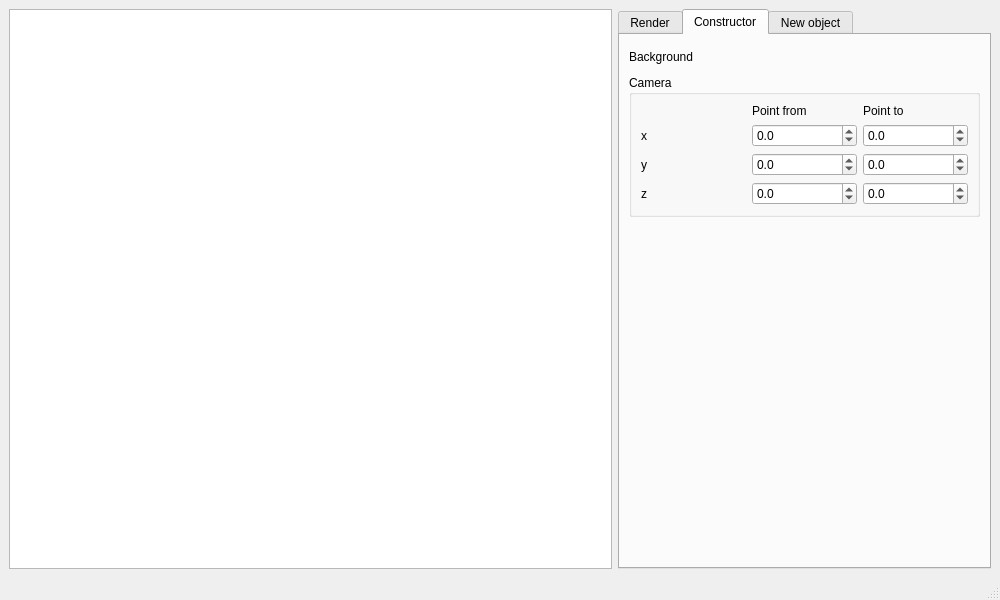
First picture: the form in src/mainwindow.ui, repository denzhkko/bmstu_iu7_cgcp, before the edit.
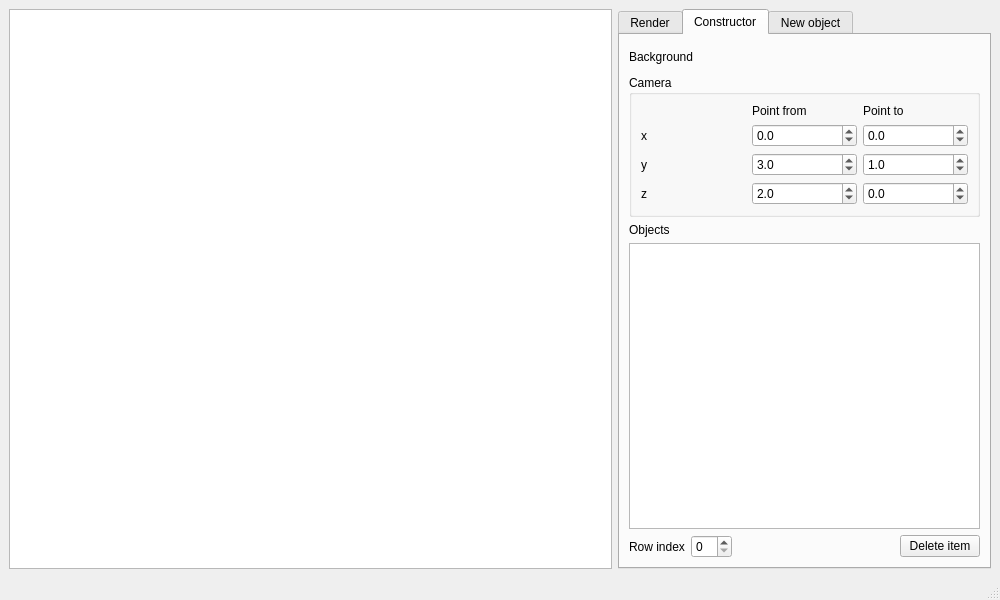
Second picture: the form after the edit. The open tabs and pages were chosen to show the change. Custom widgets are drawn as their Qt base class.

Commit message: list of world items added

```diff
--- a/src/mainwindow.ui
+++ b/src/mainwindow.ui
@@ -217,6 +217,9 @@
              <property name="maximum">
               <double>1000.000000000000000</double>
              </property>
+             <property name="value">
+              <double>3.000000000000000</double>
+             </property>
             </widget>
            </item>
            <item row="2" column="2">
@@ -230,6 +233,9 @@
              <property name="maximum">
               <double>1000.000000000000000</double>
              </property>
+             <property name="value">
+              <double>1.000000000000000</double>
+             </property>
             </widget>
            </item>
            <item row="3" column="0">
@@ -250,6 +256,9 @@
              <property name="maximum">
               <double>1000.000000000000000</double>
              </property>
+             <property name="value">
+              <double>2.000000000000000</double>
+             </property>
             </widget>
            </item>
            <item row="3" column="2">
@@ -269,17 +278,48 @@
          </widget>
         </item>
         <item>
-         <spacer name="verticalSpacer_2">
-          <property name="orientation">
-           <enum>Qt::Vertical</enum>
+         <widget class="QLabel" name="label_15">
+          <property name="text">
+           <string>Objects</string>
           </property>
-          <property name="sizeHint" stdset="0">
-           <size>
-            <width>20</width>
-            <height>40</height>
-           </size>
-          </property>
-         </spacer>
+         </widget>
+        </item>
+        <item>
+         <widget class="QListWidget" name="lw_objs"/>
+        </item>
+        <item>
+         <layout class="QHBoxLayout" name="horizontalLayout_4">
+          <item>
+           <widget class="QLabel" name="label_16">
+            <property name="text">
+             <string>Row index</string>
+            </property>
+           </widget>
+          </item>
+          <item>
+           <widget class="QSpinBox" name="sb_del_item_i"/>
+          </item>
+          <item>
+           <spacer name="horizontalSpacer_5">
+            <property name="orientation">
+             <enum>Qt::Horizontal</enum>
+            </property>
+            <property name="sizeHint" stdset="0">
+             <size>
+              <width>40</width>
+              <height>20</height>
+             </size>
+            </property>
+           </spacer>
+          </item>
+          <item>
+           <widget class="QPushButton" name="pb_delete_item">
+            <property name="text">
+             <string>Delete item</string>
+            </property>
+           </widget>
+          </item>
+         </layout>
         </item>
        </layout>
       </widget>
```
Left out of the diff: 71 changed lines with no effect on the pictures. The commit also changes 6 other files.
